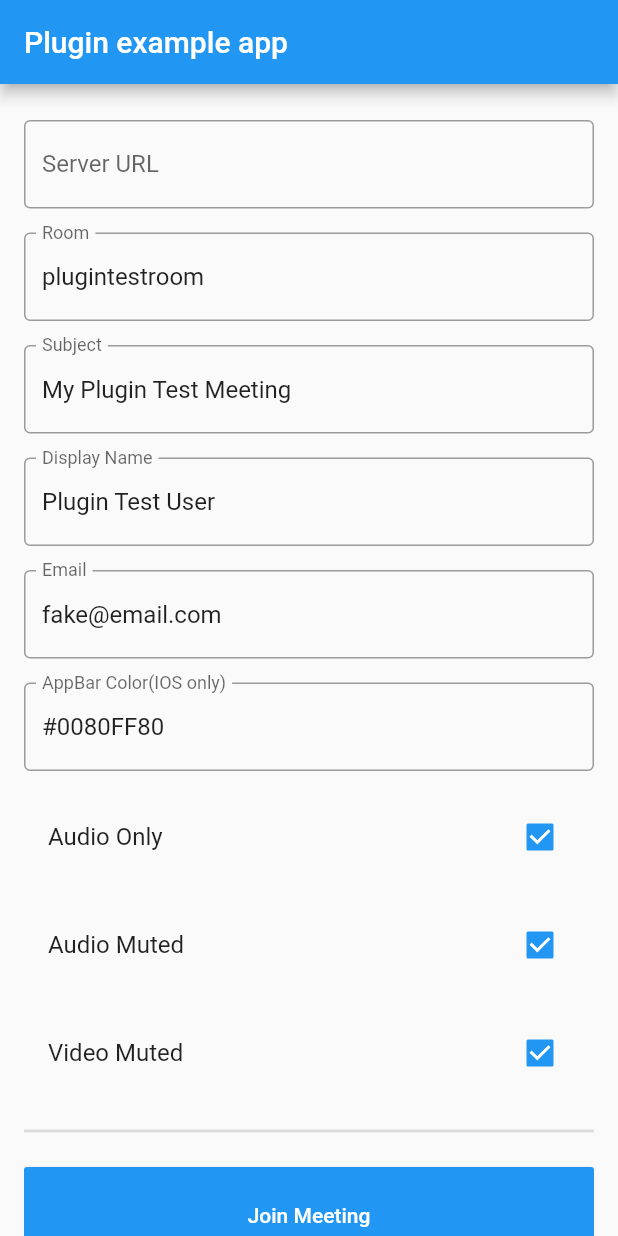
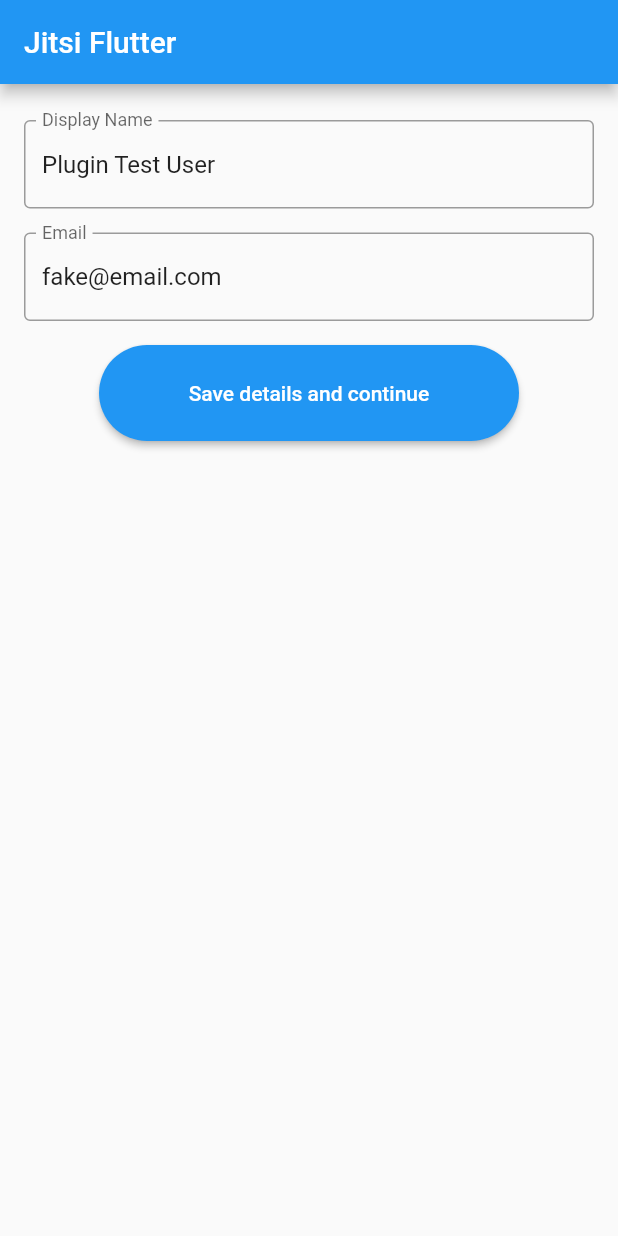
Before and after one commit to Destiny911gtr/flutter_video_call, a Flutter app: the screen it shows after launch, on a phone screen of 412 x 824 dp. Run offline on Flutter 3.47's test engine with Material 2 defaults, Android fonts, the phone set to English and light mode, and no system bars; our stand-ins replace lottie; missing offline and left inert: jitsi_meet.

Commit message:
Split Login and server config prefs
Co-authored-by: Arronstorm <abhishekrajnair1@gmail.com>
Co-authored-by: Marvin Clement <marvin.vkd@gmail.com>

```diff
--- /dev/null
+++ b/lib/Login.dart
@@ -0,0 +1,129 @@
+import 'package:flutter/cupertino.dart';
+import 'package:flutter/material.dart';
+import 'package:lottie/lottie.dart';
+import 'package:jitsi_meet/jitsi_meet.dart';
+import 'MeetingDetails.dart';
+
+final nameText = TextEditingController(text: "Plugin Test User");
+final emailText = TextEditingController(text: "fake@email.com");
+
+class MyApp extends StatefulWidget {
+  @override
+  _MyAppState createState() => _MyAppState();
+}
+
+class _MyAppState extends State<MyApp> {
+
+  @override
+  void initState() {
+    super.initState();
+  }
+
+  @override
+  void dispose() {
+    super.dispose();
+    JitsiMeet.removeAllListeners();
+  }
+
+  @override
+  Widget build(BuildContext context) {
+    return MaterialApp(
+      home: FutureBuilder(
+        future: Future.delayed(const Duration(milliseconds: 1000), () {
+          debugPrint('Splash Delay');
+          return true;
+        }),
+        // ignore: missing_return
+        builder: (BuildContext context, AsyncSnapshot snapshot) {
+          if (snapshot.connectionState == ConnectionState.done) {
+            return Scaffold(
+              appBar: AppBar(
+                title: const Text('Jitsi Flutter'),
+              ),
+              body: Container(
+                padding: const EdgeInsets.symmetric(
+                  horizontal: 16.0,
+                ),
+                child: SingleChildScrollView(
+                  child: Column(
+                    children: <Widget>[
+                      SizedBox(
+                        height: 24.0,
+                      ),
+                      TextField(
+                        controller: nameText,
+                        decoration: InputDecoration(
+                          border: OutlineInputBorder(),
+                          labelText: "Display Name",
+                        ),
+                      ),
+                      SizedBox(
+                        height: 16.0,
+                      ),
+                      TextField(
+                        controller: emailText,
+                        decoration: InputDecoration(
+                          border: OutlineInputBorder(),
+                          labelText: "Email",
+                        ),
+                      ),
+                      SizedBox(
+                        height: 16.0,
+                      ),
+                      SizedBox(
+                        height: 64.0,
+                        width: double.maxFinite,
+                        child: Padding(
+                          padding: const EdgeInsets.only(left: 50, right: 50),
+                          child: RaisedButton(
+                            shape: RoundedRectangleBorder(
+                              borderRadius: BorderRadius.circular(50.0),
+                            ),
+                            onPressed: () {
+                              Navigator.push(context, MaterialPageRoute(builder: (context) => ServerSett()));
+                            },
+                            child: Text(
+                              "Save details and continue",
+                              style: TextStyle(color: Colors.white),
+                            ),
+                            color: Colors.blue,
+                          ),
+                        ),
+                      ),
+                      SizedBox(
+                        height: 48.0,
+                      ),
+                    ],
+                  ),
+                ),
+              ),
+            );
+          } else {
+            return Scaffold(
+              body: Center(
+                child: Column(
+                  mainAxisAlignment: MainAxisAlignment.center,
+                  children: <Widget>[
+                    Lottie.asset(
+                      'lottie/loading.json',
+                      width: 150,
+                      height: 150,
+                    ),
+                    SizedBox(height: 5),
+                    Text(
+                      'Loading...',
+                      style: TextStyle(
+                          fontSize: 15,
+                          fontWeight: FontWeight.w600,
+                          color: Colors.grey),
+                    ),
+                  ],
+                ),
+              ),
+            );
+          }
+        },
+      ),
+    );
+  }
+}
--- a/lib/main.dart
+++ b/lib/main.dart
@@ -1,5 +1,5 @@
 import 'package:flutter/cupertino.dart';
 import 'package:flutter/material.dart';
-import 'UI.dart';
+import 'Login.dart';
 
 void main() => runApp(MyApp());
```
Also changed, not shown: lib/MeetingDetails.dart (added, +201 -0 lines).
